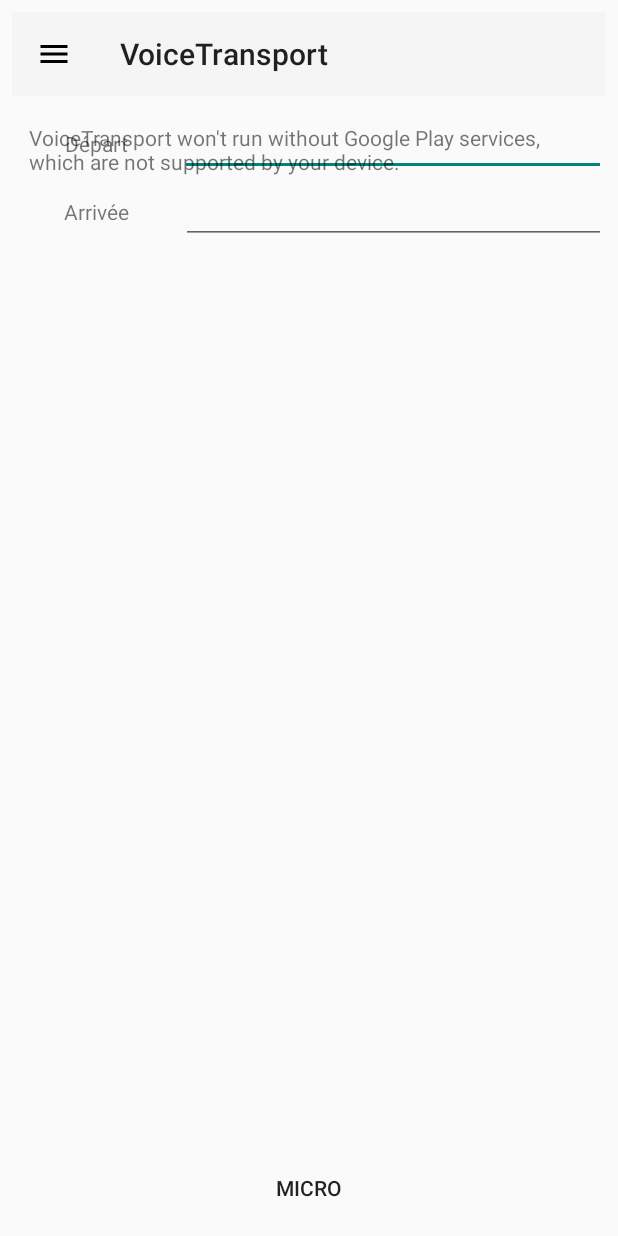
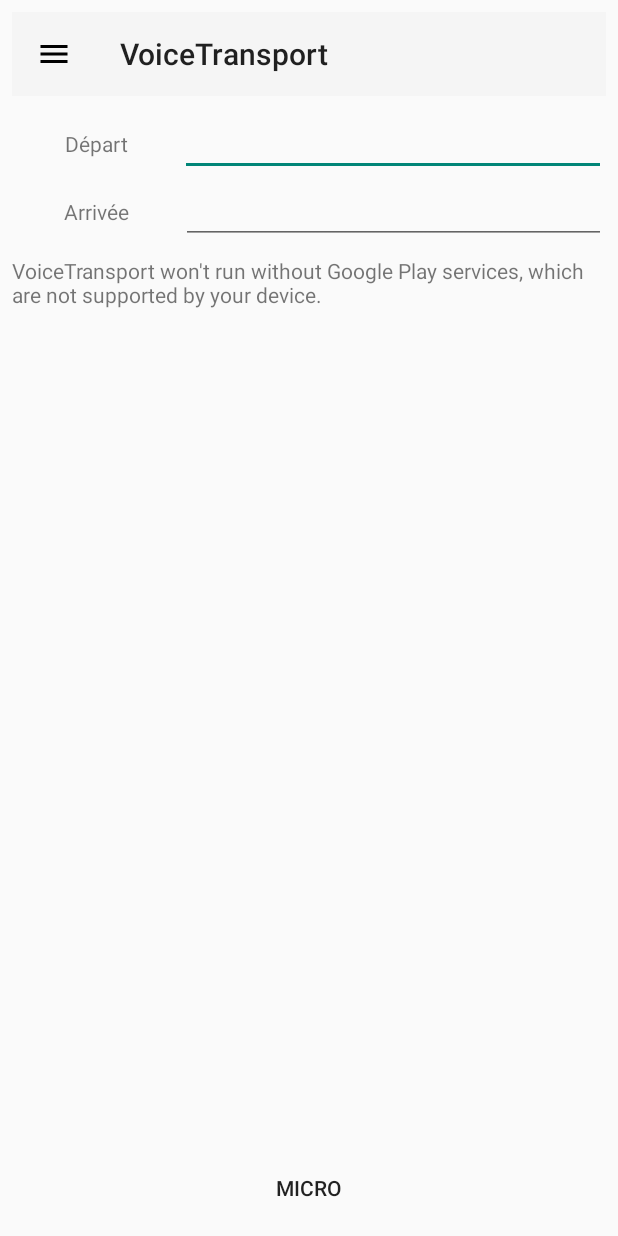
Before and after one commit to NBarseyni/VoiceTransport, an Android app: the screen it shows after launch (MainActivity), on a phone screen of 412 x 824 dp. Run offline under Robolectric (Android 15) with nearby library versions, the phone set to English and light mode, and no system bars; libraries missing offline, so code that uses them is left out: com.google.maps.errors, com.google.maps.model.

Commit message:
Fix layout constrait main_activity

```diff
--- a/app/src/main/res/layout/activity_main.xml
+++ b/app/src/main/res/layout/activity_main.xml
@@ -72,8 +72,8 @@
             xmlns:tools="http://schemas.android.com/tools"
             android:id="@+id/map"
             android:name="com.google.android.gms.maps.SupportMapFragment"
-            android:layout_width="374dp"
-            android:layout_height="660dp"
+            android:layout_width="0dp"
+            android:layout_height="0dp"
             android:layout_marginStart="8dp"
             android:layout_marginTop="8dp"
             android:layout_marginEnd="8dp"
@@ -81,7 +81,7 @@
             map:layout_constraintBottom_toBottomOf="parent"
             map:layout_constraintEnd_toEndOf="parent"
             map:layout_constraintStart_toStartOf="parent"
-            map:layout_constraintTop_toTopOf="parent"
+            map:layout_constraintTop_toBottomOf="@+id/fragment"
             tools:context=".MainActivity" />
 
     </android.support.constraint.ConstraintLayout>
```
